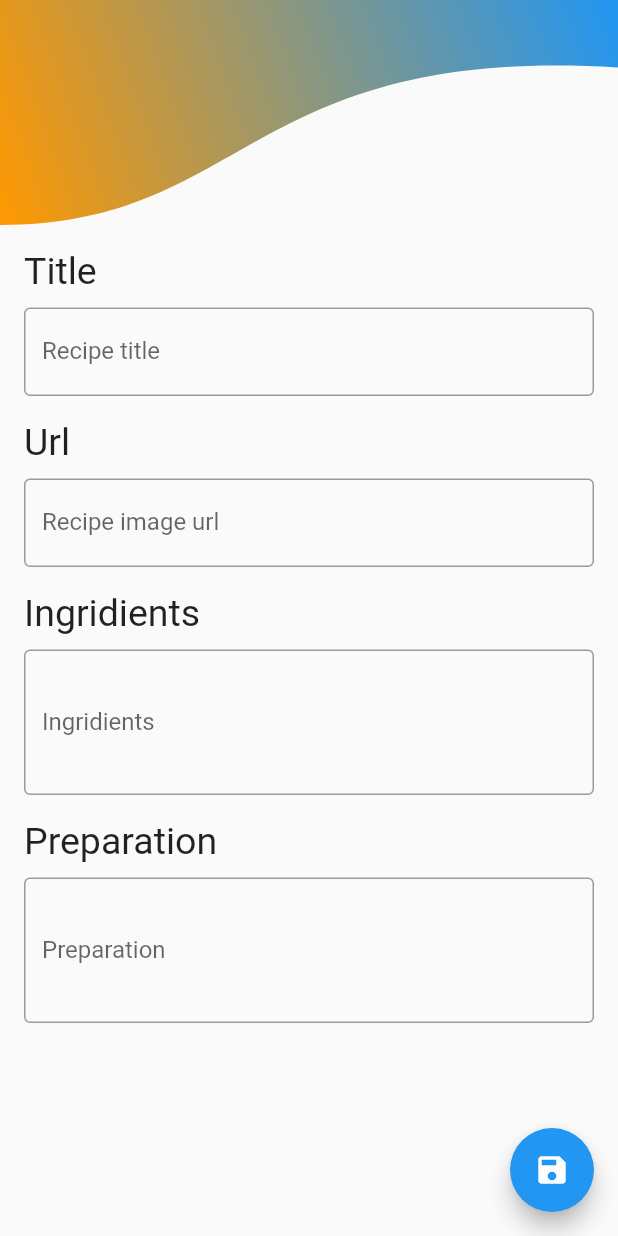
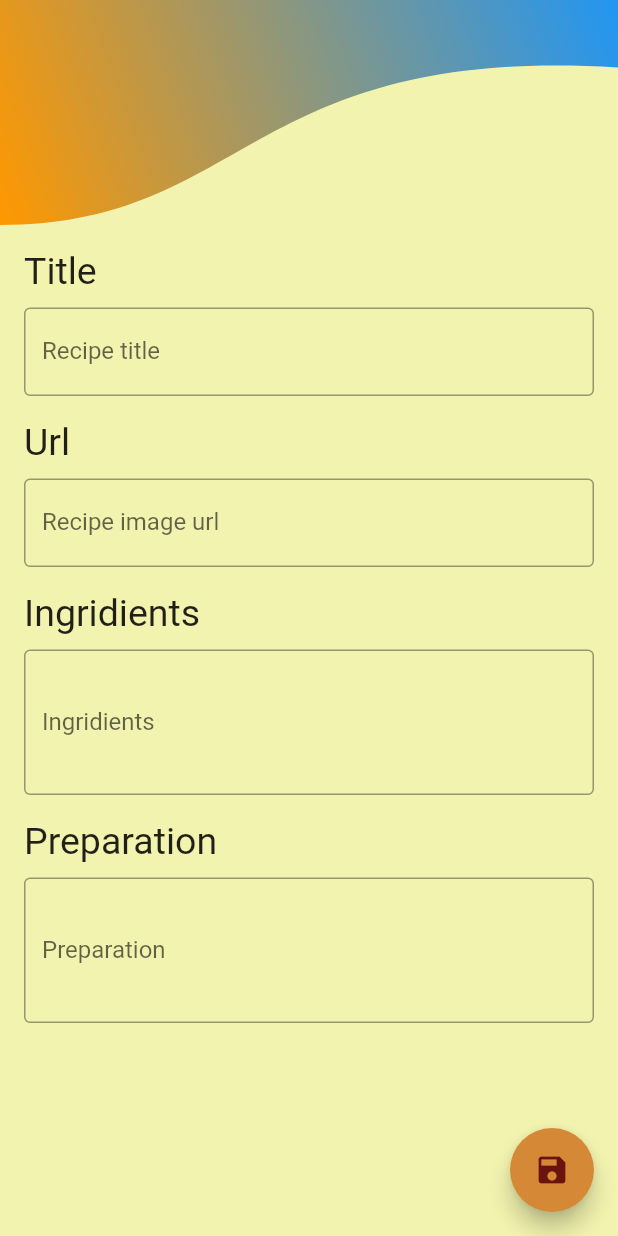
Before and after one commit to codane/flutter_recipe, a Flutter app: the HomeScreen screen opened directly, after a tap on the "add" icon, on a phone screen of 412 x 824 dp. Run offline on Flutter 3.47's test engine with Material 2 defaults, Android fonts, the phone set to English and light mode, and no system bars; our stand-ins replace cloud_firestore, firebase_auth, firebase_core, flutter_riverpod, scroll_snap_list; accounts and stored records are empty; generated files the repository leaves out were written again; network calls fail.

```diff
--- a/lib/widgets/add_recipe_screen.dart
+++ b/lib/widgets/add_recipe_screen.dart
@@ -2,7 +2,6 @@ import 'package:flutter/material.dart';
 import 'package:cloud_firestore/cloud_firestore.dart';
 import 'package:flutter_recipe/models/recipe.dart';
 import 'package:flutter_recipe/widgets/top_bezier_container.dart';
-import 'top_custom_clipper.dart';
 
 class AddRecipeScreen extends StatefulWidget {
   const AddRecipeScreen({Key? key}) : super(key: key);
@@ -26,6 +25,7 @@ class _AddRecipeScreenState extends State<AddRecipeScreen> {
   Widget build(BuildContext context) {
     return SafeArea(
       child: Scaffold(
+        backgroundColor: const Color(0xffF2F3AE),
         body: SingleChildScrollView(
           child: Column(
             mainAxisAlignment: MainAxisAlignment.start,
@@ -99,6 +99,8 @@ class _AddRecipeScreenState extends State<AddRecipeScreen> {
           ),
         ),
         floatingActionButton: FloatingActionButton(
+          backgroundColor: const Color(0xffD58936),
+          foregroundColor: const Color(0xff69140E),
           child: const Icon(Icons.save),
           onPressed: () {
             recipeCollectionRef.add(
--- a/lib/widgets/home_screen.dart
+++ b/lib/widgets/home_screen.dart
@@ -1,33 +1,75 @@
 import 'package:flutter/material.dart';
+import 'package:flutter_recipe/features/auth/controller/auth_controller.dart';
 import 'package:flutter_recipe/widgets/add_recipe_screen.dart';
 import 'package:flutter_recipe/widgets/recipes_widget.dart';
 import 'package:flutter_recipe/widgets/top_bezier_container.dart';
+import 'package:flutter_riverpod/flutter_riverpod.dart';
 
-class HomeScreen extends StatelessWidget {
-  const HomeScreen({Key? key}) : super(key: key);
+class HomeScreen extends ConsumerWidget {
+  const HomeScreen({super.key});
 
   @override
-  Widget build(BuildContext context) {
+  Widget build(BuildContext context, WidgetRef ref) {
     return SafeArea(
       child: Scaffold(
+        backgroundColor: const Color(0xffF2F3AE),
         body: Column(
           mainAxisSize: MainAxisSize.min,
           mainAxisAlignment: MainAxisAlignment.start,
-          children: const [
-            TopBezierContainer(),
-            Text(
-            "Recipes",
-            style: TextStyle(
-              fontSize: 40,
-              fontStyle: FontStyle.italic,
+          crossAxisAlignment: CrossAxisAlignment.start,
+          children: [
+            SizedBox(
+              height: 150,
+              width: double.infinity,
+              child: Stack(
+                children: [
+                  const TopBezierContainer(),
+                  const Align(
+                    alignment: Alignment.topLeft,
+                    child: Padding(
+                      padding: EdgeInsets.only(left: 10, top: 25),
+                      child: Text(
+                        "\"Cooking is the art\n of adjustment\"",
+                        style: TextStyle(fontSize: 25, fontStyle: FontStyle.italic),
+                        ),
+                    )),
+                  Align(
+                    alignment: Alignment.centerRight,
+                    child: IconButton(
+                      iconSize: 30,
+                      onPressed: () {
+                        ref.read(authControllerProvider).signOut();
+                      },
+                      icon: const Icon(Icons.logout),
+                    ),
+                  ),
+                ],
+              ),
             ),
+            const Padding(
+              padding: EdgeInsets.only(left: 10, top: 10),
+              child: Text(
+                "Popular",
+                style: TextStyle(
+                  fontSize: 20,
+
+                ),
+              ),
             ),
-            SizedBox(height: 50,),
-            Expanded(
-              child: RecipesWidget()),
+            // OutlinedButton(
+            //     onPressed: () {
+            //       ref.read(authControllerProvider).signOut();
+            //     },
+            //     child: Text("Sign out")),
+            const SizedBox(
+              height: 20,
+            ),
+            const Expanded(child: RecipesWidget()),
           ],
         ),
         floatingActionButton: FloatingActionButton(
+          backgroundColor: const Color(0xffD58936),
+          foregroundColor: const Color(0xff69140E),
           child: const Icon(Icons.add),
           onPressed: () {
             Navigator.push(
@@ -36,6 +78,24 @@ class HomeScreen extends StatelessWidget {
             );
           },
         ),
+        bottomNavigationBar: BottomNavigationBar(
+          selectedItemColor: const Color(0xff69140E),
+          backgroundColor: const Color(0xffD58936),
+          items: const [
+            BottomNavigationBarItem(
+              icon: Icon(Icons.home),
+              label: "Home",
+            ),
+            BottomNavigationBarItem(
+              icon: Icon(Icons.my_library_books_outlined),
+              label: "My recipes",
+            ),
+            BottomNavigationBarItem(
+              icon: Icon(Icons.favorite),
+              label: "Favorite",
+            ),
+          ],
+        ),
       ),
     );
   }
--- a/lib/widgets/recipe_details_screen.dart
+++ b/lib/widgets/recipe_details_screen.dart
@@ -25,7 +25,7 @@ class RecipeDetails extends StatelessWidget {
               builder: (context, scrollController) {
                 return Container(
                   decoration: const BoxDecoration(
-                    color: Colors.amber,
+                    color: Color(0xffD58936),
                     borderRadius: BorderRadius.only(
                       topLeft: Radius.circular(30),
                       topRight: Radius.circular(30),
--- a/lib/widgets/recipes_widget.dart
+++ b/lib/widgets/recipes_widget.dart
@@ -22,10 +22,11 @@ class _RecipesWidgetState extends ConsumerState<RecipesWidget> {
   @override
   Widget build(BuildContext context) {
     return Scaffold(
+      backgroundColor: const Color(0xffF2F3AE),
       body: ref.watch(recipesProvider).when(
           data: (recipes) {
             return SizedBox(
-              height: 400,
+              height: 300,
               width: double.infinity,
               child: ScrollSnapList(
                 itemBuilder: (context, index) {
@@ -41,11 +42,11 @@ class _RecipesWidgetState extends ConsumerState<RecipesWidget> {
                                     RecipeDetails(recipe: recipe)));
                       },
                       child: SizedBox(
-                        height: 400,
+                        height: 200,
                         child: Column(
                           children: [
                             SizedBox(
-                                height: 330,
+                                height: 230,
                                 width: 250,
                                 child: Image.network(
                                   recipe.url,
```
Also changed, not shown: lib/core/providers/firebase_providers.dart (added, +10 -0 lines), lib/features/auth/controller/auth_controller.dart (added, +34 -0 lines), lib/features/auth/repository/auth_repository.dart (added, +54 -0 lines), lib/features/auth/screens/login_screen.dart (+30 -4 lines), lib/features/auth/screens/register_screen.dart (+23 -4 lines), lib/main.dart (+15 -3 lines), pubspec.yaml (+4 -3 lines).
